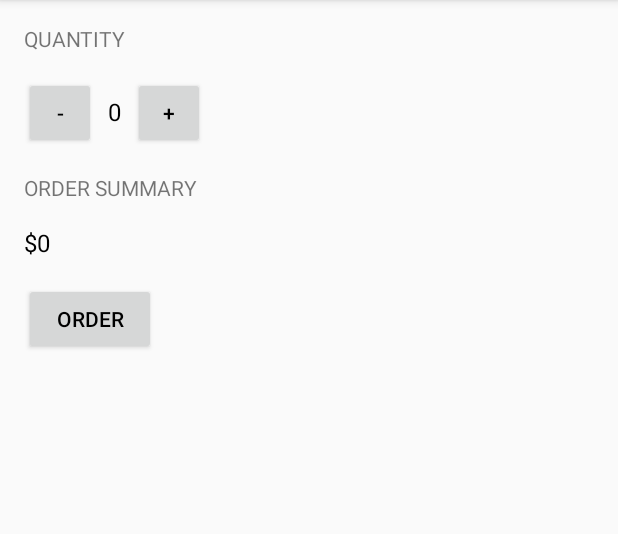
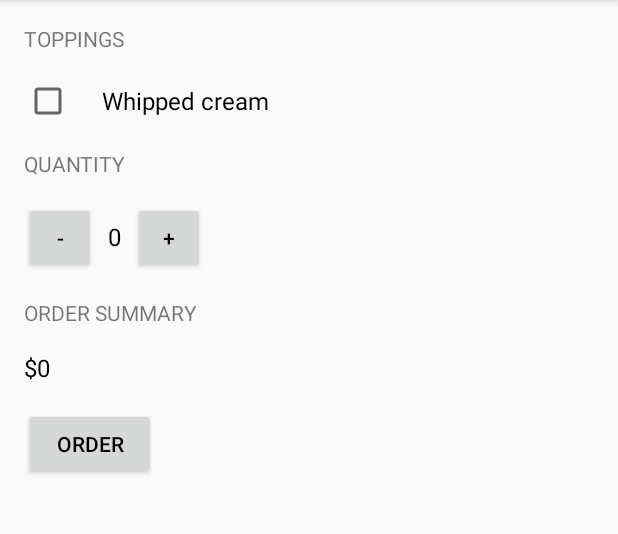
Before and after one commit to rubenjromo/JustKotlin_Android_APP, an Android app: the screen it shows after launch (MainActivity), on a phone screen of 412 x 824 dp, the part 84-618 px from its top. Run offline under Robolectric (Android 15) with nearby library versions, the phone set to English and light mode, and no system bars; our stand-ins replace AdMob.

Commit message:
Added checkbox for toppings

```diff
--- a/app/src/main/res/layout/activity_main.xml
+++ b/app/src/main/res/layout/activity_main.xml
@@ -7,6 +7,26 @@
               android:paddingBottom="16dp" android:paddingLeft="16dp" android:paddingRight="16dp"
               android:paddingTop="16dp"
               tools:context=".MainActivity" android:orientation="vertical">
+    <TextView
+            android:layout_width="wrap_content"
+            android:layout_height="wrap_content"
+            android:text="Toppings"
+            android:textAllCaps="true"
+            android:layout_marginBottom="16dp"
+    />
+
+    <CheckBox
+            android:id="@+id/notify_me_checkbox"
+            android:layout_width="wrap_content"
+            android:layout_height="wrap_content"
+            android:text="Whipped cream"
+            android:textAppearance="?android:textAppearanceMedium"
+            android:layout_marginBottom="16dp"
+            android:textSize="16sp"
+            android:paddingLeft="20dp"
+
+    />
+
 
     <TextView
             android:layout_width="wrap_content"
```
